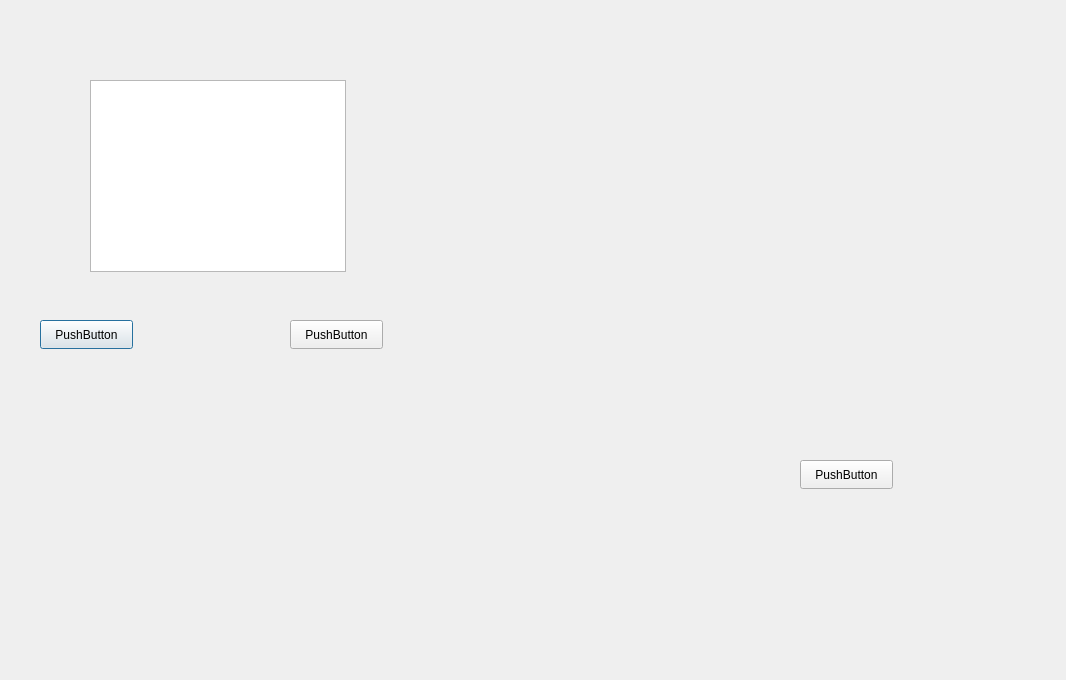
Qt form imprese.ui (tarateo78/Praticometro) before a commit.
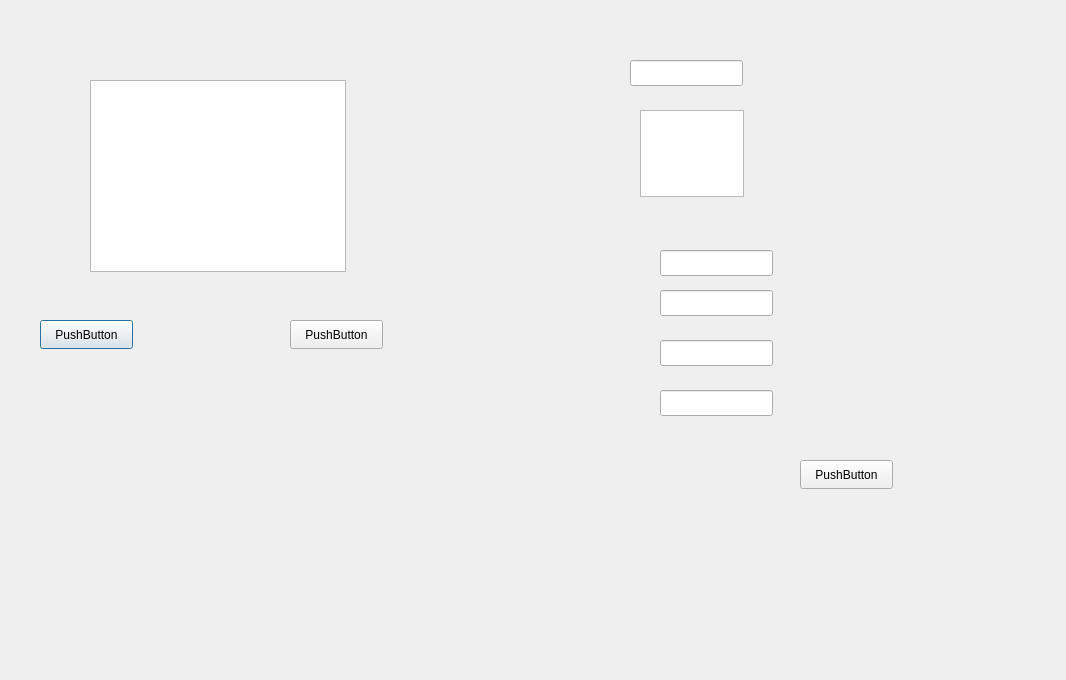
The same form after that commit.

```diff
--- a/imprese.ui
+++ b/imprese.ui
@@ -62,6 +62,66 @@
     <string>PushButton</string>
    </property>
   </widget>
+  <widget class="QLineEdit" name="nomeEdit">
+   <property name="geometry">
+    <rect>
+     <x>630</x>
+     <y>60</y>
+     <width>113</width>
+     <height>26</height>
+    </rect>
+   </property>
+  </widget>
+  <widget class="QLineEdit" name="telefonoEdit">
+   <property name="geometry">
+    <rect>
+     <x>660</x>
+     <y>250</y>
+     <width>113</width>
+     <height>26</height>
+    </rect>
+   </property>
+  </widget>
+  <widget class="QLineEdit" name="emailEdit">
+   <property name="geometry">
+    <rect>
+     <x>660</x>
+     <y>290</y>
+     <width>113</width>
+     <height>26</height>
+    </rect>
+   </property>
+  </widget>
+  <widget class="QLineEdit" name="pecEdit">
+   <property name="geometry">
+    <rect>
+     <x>660</x>
+     <y>340</y>
+     <width>113</width>
+     <height>26</height>
+    </rect>
+   </property>
+  </widget>
+  <widget class="QLineEdit" name="pivaEdit">
+   <property name="geometry">
+    <rect>
+     <x>660</x>
+     <y>390</y>
+     <width>113</width>
+     <height>26</height>
+    </rect>
+   </property>
+  </widget>
+  <widget class="QPlainTextEdit" name="noteEdit">
+   <property name="geometry">
+    <rect>
+     <x>640</x>
+     <y>110</y>
+     <width>104</width>
+     <height>87</height>
+    </rect>
+   </property>
+  </widget>
  </widget>
  <resources/>
  <connections/>
```
